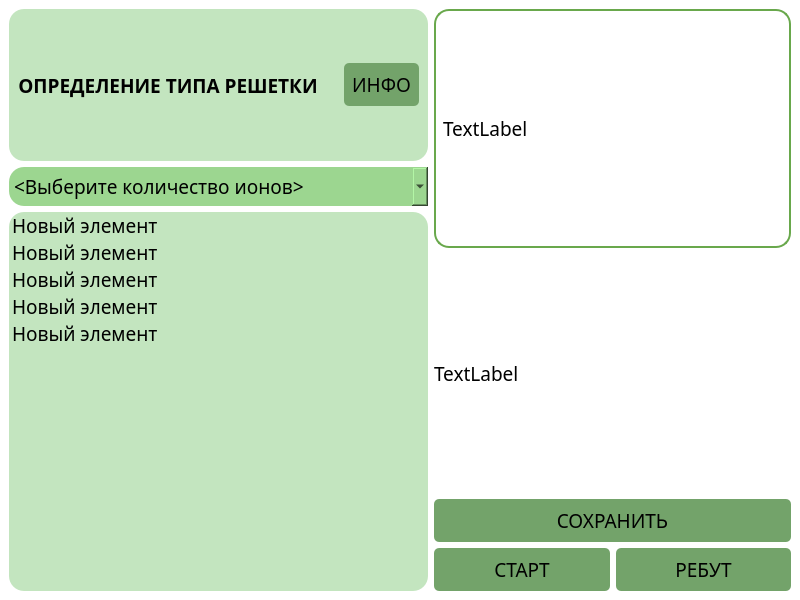
rottenpearr/lattice_definition, file ui/Main_Window.ui: the form before one commit.
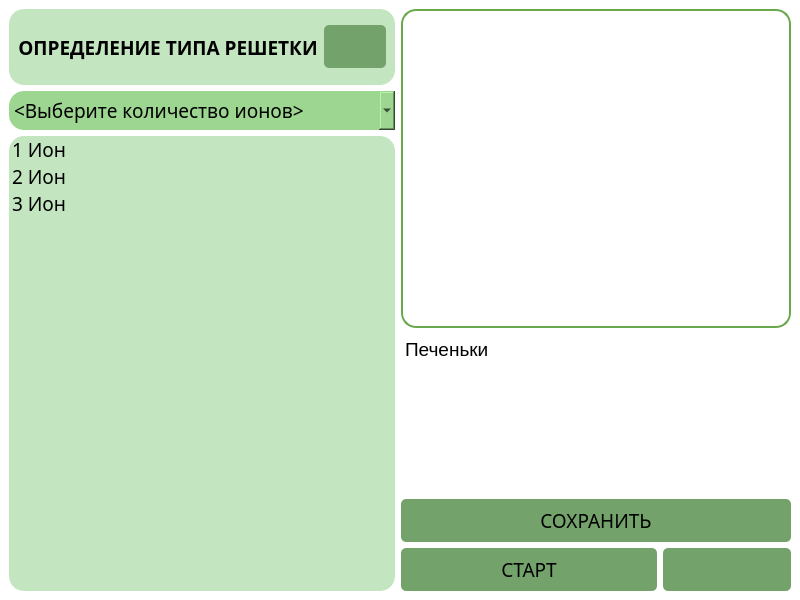
The form after the commit. Icons and pictures are not drawn.

Diff of the .ui file:
```diff
--- a/ui/Main_Window.ui
+++ b/ui/Main_Window.ui
@@ -416,7 +416,7 @@
   <widget class="QWidget" name="centralwidget">
    <layout class="QHBoxLayout" name="horizontalLayout" stretch="1,3">
     <item>
-     <layout class="QVBoxLayout" name="verticalLayout" stretch="2,0,5">
+     <layout class="QVBoxLayout" name="verticalLayout" stretch="1,2,6">
       <item>
        <widget class="QWidget" name="widget" native="true">
         <property name="font">
@@ -447,7 +447,7 @@
 background-color: #69a84c;
 }</string>
         </property>
-        <layout class="QHBoxLayout" name="horizontalLayout_3">
+        <layout class="QHBoxLayout" name="horizontalLayout_3" stretch="0,2">
          <item>
           <widget class="QLabel" name="label">
            <property name="font">
@@ -468,19 +468,6 @@
            </property>
           </widget>
          </item>
-         <item>
-          <spacer name="verticalSpacer">
-           <property name="orientation">
-            <enum>Qt::Orientation::Vertical</enum>
-           </property>
-           <property name="sizeHint" stdset="0">
-            <size>
-             <width>20</width>
-             <height>40</height>
-            </size>
-           </property>
-          </spacer>
-         </item>
          <item>
           <widget class="QPushButton" name="pushButton">
            <property name="font">
@@ -490,12 +477,18 @@
             </font>
            </property>
            <property name="text">
-            <string>ИНФО</string>
+            <string/>
            </property>
            <property name="icon">
             <iconset resource="../src/resources.qrc">
              <normaloff>:/icons/help.svg</normaloff>:/icons/help.svg</iconset>
            </property>
+           <property name="iconSize">
+            <size>
+             <width>24</width>
+             <height>24</height>
+            </size>
+           </property>
           </widget>
          </item>
         </layout>
@@ -621,27 +614,17 @@
           </property>
           <item>
            <property name="text">
-            <string>Новый элемент</string>
+            <string>1 Ион</string>
            </property>
           </item>
           <item>
            <property name="text">
-            <string>Новый элемент</string>
+            <string>2 Ион</string>
            </property>
           </item>
           <item>
            <property name="text">
-            <string>Новый элемент</string>
-           </property>
-          </item>
-          <item>
-           <property name="text">
-            <string>Новый элемент</string>
-           </property>
-          </item>
-          <item>
-           <property name="text">
-            <string>Новый элемент</string>
+            <string>3 Ион</string>
            </property>
           </item>
          </widget>
@@ -651,7 +634,7 @@
      </layout>
     </item>
     <item>
-     <layout class="QVBoxLayout" name="verticalLayout_2">
+     <layout class="QVBoxLayout" name="verticalLayout_2" stretch="2,1,0,0">
       <item>
        <layout class="QVBoxLayout" name="verticalLayout_3">
         <item>
@@ -672,7 +655,7 @@
 }</string>
              </property>
              <property name="text">
-              <string>TextLabel</string>
+              <string/>
              </property>
             </widget>
            </item>
@@ -684,9 +667,31 @@
       <item>
        <layout class="QVBoxLayout" name="verticalLayout_4">
         <item>
-         <widget class="QLabel" name="label_2">
-          <property name="text">
-           <string>TextLabel</string>
+         <widget class="QTextEdit" name="textEdit">
+          <property name="font">
+           <font>
+            <family>Segoe UI</family>
+            <pointsize>9</pointsize>
+           </font>
+          </property>
+          <property name="styleSheet">
+           <string notr="true">QTextEdit {
+background-color: none;
+border-radius: 15px;
+}</string>
+          </property>
+          <property name="readOnly">
+           <bool>true</bool>
+          </property>
+          <property name="html">
+           <string>&lt;!DOCTYPE HTML PUBLIC &quot;-//W3C//DTD HTML 4.0//EN&quot; &quot;http://www.w3.org/TR/REC-html40/strict.dtd&quot;&gt;
+&lt;html&gt;&lt;head&gt;&lt;meta name=&quot;qrichtext&quot; content=&quot;1&quot; /&gt;&lt;meta charset=&quot;utf-8&quot; /&gt;&lt;style type=&quot;text/css&quot;&gt;
+p, li { white-space: pre-wrap; }
+hr { height: 1px; border-width: 0; }
+li.unchecked::marker { content: &quot;\2610&quot;; }
+li.checked::marker { content: &quot;\2612&quot;; }
+&lt;/style&gt;&lt;/head&gt;&lt;body style=&quot; font-family:'Segoe UI'; font-size:9pt; font-weight:400; font-style:normal;&quot;&gt;
+&lt;p style=&quot; margin-top:0px; margin-bottom:0px; margin-left:0px; margin-right:0px; -qt-block-indent:0; text-indent:0px;&quot;&gt;&lt;span style=&quot; font-size:14pt;&quot;&gt;Печеньки&lt;/span&gt;&lt;/p&gt;&lt;/body&gt;&lt;/html&gt;</string>
           </property>
          </widget>
         </item>
@@ -696,6 +701,12 @@
        <layout class="QVBoxLayout" name="verticalLayout_5">
         <item>
          <widget class="QPushButton" name="pushButton_2">
+          <property name="font">
+           <font>
+            <family>Poppins</family>
+            <pointsize>14</pointsize>
+           </font>
+          </property>
           <property name="styleSheet">
            <string notr="true">QPushButton {
 background-color: #73a36a;
@@ -720,9 +731,15 @@
        </layout>
       </item>
       <item>
-       <layout class="QHBoxLayout" name="horizontalLayout_4">
+       <layout class="QHBoxLayout" name="horizontalLayout_4" stretch="2,1">
         <item>
          <widget class="QPushButton" name="pushButton_4">
+          <property name="font">
+           <font>
+            <family>Poppins</family>
+            <pointsize>14</pointsize>
+           </font>
+          </property>
           <property name="styleSheet">
            <string notr="true">QPushButton {
 background-color: #73a36a;
@@ -742,6 +759,16 @@
           <property name="text">
            <string>СТАРТ</string>
           </property>
+          <property name="icon">
+           <iconset resource="../src/resources.qrc">
+            <normaloff>:/icons/check.svg</normaloff>:/icons/check.svg</iconset>
+          </property>
+          <property name="iconSize">
+           <size>
+            <width>24</width>
+            <height>24</height>
+           </size>
+          </property>
          </widget>
         </item>
         <item>
@@ -763,7 +790,17 @@
 }</string>
           </property>
           <property name="text">
-           <string>РЕБУТ</string>
+           <string/>
+          </property>
+          <property name="icon">
+           <iconset resource="../src/resources.qrc">
+            <normaloff>:/icons/refresh.svg</normaloff>:/icons/refresh.svg</iconset>
+          </property>
+          <property name="iconSize">
+           <size>
+            <width>24</width>
+            <height>24</height>
+           </size>
           </property>
          </widget>
         </item>
```
Left out of the diff: 13 changed lines with no effect on the pictures.
